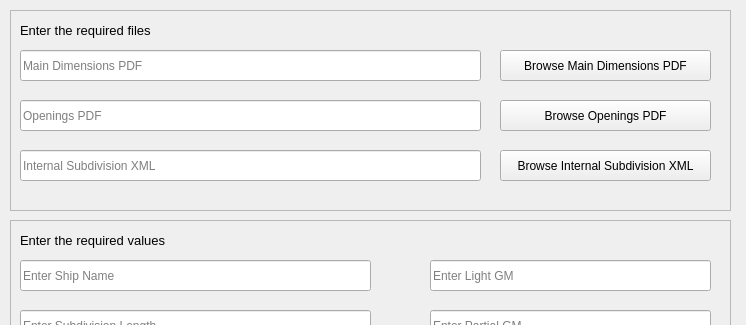
The window that src/app/ui/agentMainWindow.ui (Conoship/pias) describes before a commit, drawn with Qt 5; both pictures show x 0 to 746 and y 0 to 325 of the 746 by 772 pixel window.
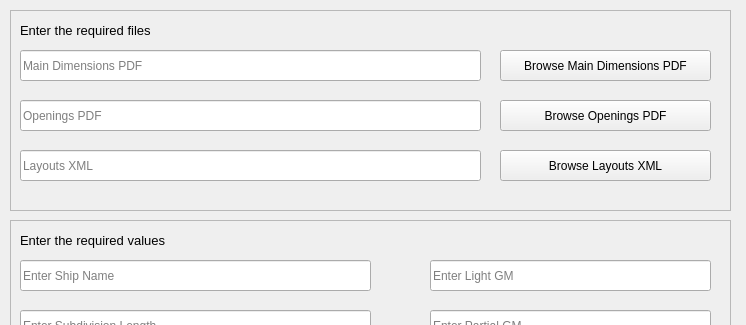
The same window after the commit.

```diff
--- a/src/app/ui/agentMainWindow.ui
+++ b/src/app/ui/agentMainWindow.ui
@@ -93,7 +93,7 @@
       <bool>true</bool>
      </property>
      <property name="placeholderText">
-      <string>Internal Subdivision XML</string>
+      <string>Layouts XML</string>
      </property>
      <property name="clearButtonEnabled">
       <bool>false</bool>
@@ -135,7 +135,7 @@
       </rect>
      </property>
      <property name="text">
-      <string>Browse Internal Subdivision XML</string>
+      <string>Browse Layouts XML</string>
      </property>
     </widget>
     <widget class="QLabel" name="label">
```
Left out of the diff: 4 changed lines with no effect on the pictures.
